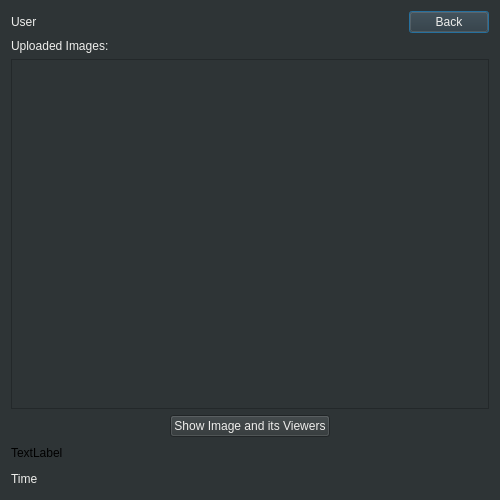
Qt form myimagesdialog.ui (hassan-kandil/DistImage) before a commit.
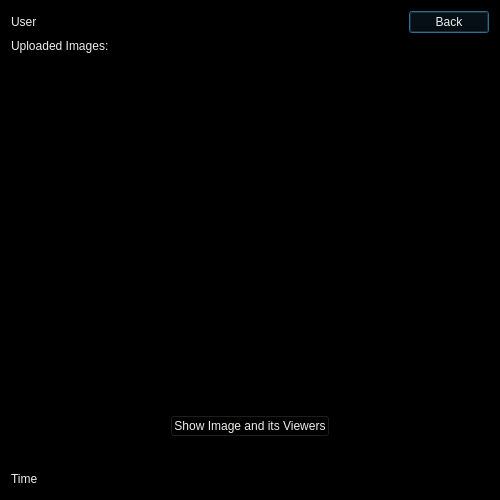
The same form after that commit.

Diff of the .ui file:
```diff
--- a/myimagesdialog.ui
+++ b/myimagesdialog.ui
@@ -14,7 +14,7 @@
    <string>DistImage</string>
   </property>
   <property name="styleSheet">
-   <string notr="true">background-color: rgb(46, 52, 54)
+   <string notr="true">background-color: rgb(0,0,0)
 </string>
   </property>
   <layout class="QVBoxLayout" name="verticalLayout">
```
